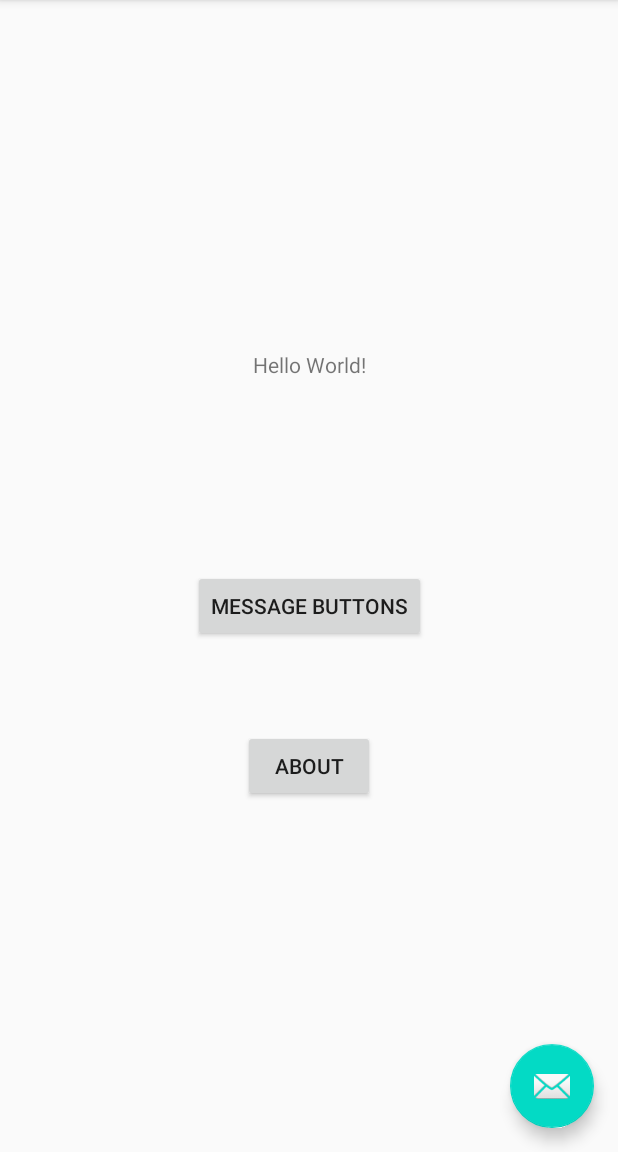
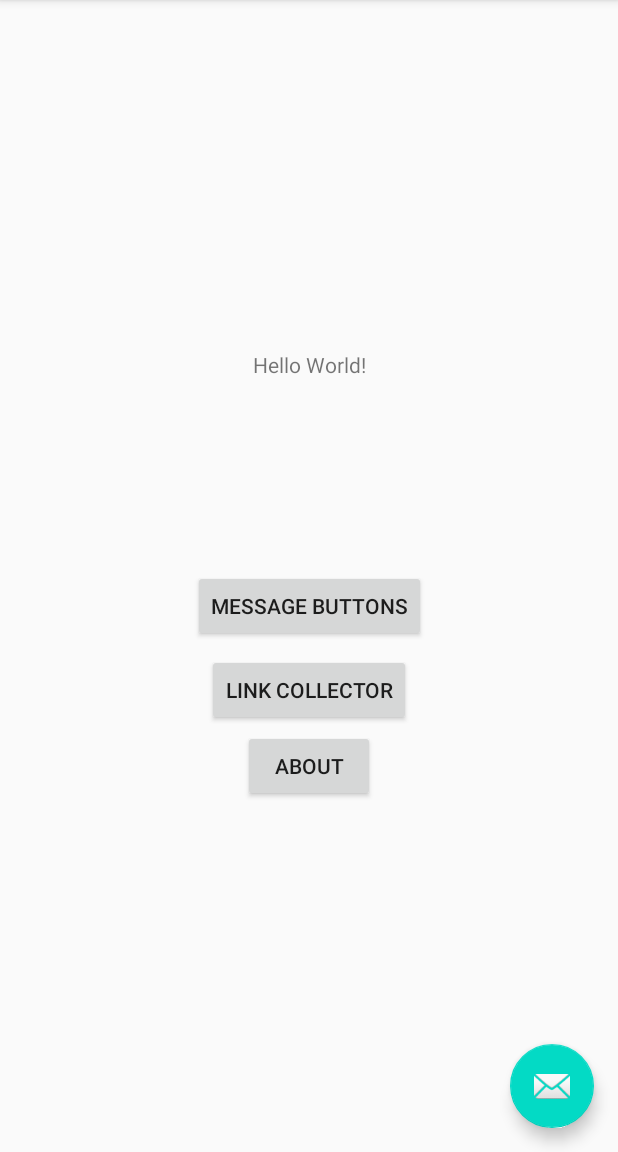
Before and after one commit to ngalinski/mobileapps, an Android app: the screen it shows after launch (MainActivity), on a phone screen of 412 x 824 dp, the part 84-1236 px from its top. Run offline under Robolectric (Android 15) with nearby library versions, the phone set to English and light mode, and no system bars.

Commit message:
started a4

```diff
--- a/A1/app/src/main/java/edu/neu/madcourse/numad20f_nicholasgalinski/FirstFragment.java
+++ b/A1/app/src/main/java/edu/neu/madcourse/numad20f_nicholasgalinski/FirstFragment.java
@@ -37,5 +37,12 @@ public class FirstFragment extends Fragment {
                         .navigate(R.id.action_FirstFragment_to_MessageFragment);
             }
         });
+        view.findViewById(R.id.link_collector).setOnClickListener(new View.OnClickListener() {
+            @Override
+            public void onClick(View view) {
+                NavHostFragment.findNavController(FirstFragment.this)
+                        .navigate(R.id.action_FirstFragment_to_LinkFragment);
+            }
+        });
     }
 }
--- a/A1/app/src/main/res/layout/fragment_first.xml
+++ b/A1/app/src/main/res/layout/fragment_first.xml
@@ -36,4 +36,14 @@
         app:layout_constraintBottom_toBottomOf="parent"
         app:layout_constraintEnd_toEndOf="parent"
         app:layout_constraintStart_toStartOf="parent" />
+
+    <Button
+        android:id="@+id/link_collector"
+        android:layout_width="wrap_content"
+        android:layout_height="wrap_content"
+        android:layout_marginBottom="284dp"
+        android:text="@string/link_collector_label"
+        app:layout_constraintBottom_toBottomOf="parent"
+        app:layout_constraintEnd_toEndOf="parent"
+        app:layout_constraintStart_toStartOf="parent" />
 </androidx.constraintlayout.widget.ConstraintLayout>
--- a/A1/app/src/main/res/navigation/nav_graph.xml
+++ b/A1/app/src/main/res/navigation/nav_graph.xml
@@ -17,6 +17,10 @@
         <action
             android:id="@+id/action_FirstFragment_to_MessageFragment"
             app:destination="@id/ThirdFragment"
+            />
+        <action
+            android:id="@+id/action_FirstFragment_to_LinkFragment"
+            app:destination="@+id/LinkCollectorFragment"
             />
     </fragment>
     <fragment
@@ -38,4 +42,13 @@
             android:id="@+id/action_MessageFragment_to_FirstFragment"
             app:destination="@+id/FirstFragment" />
     </fragment>
+    <fragment
+        android:id="@+id/LinkCollectorFragment"
+        android:name="edu.neu.madcourse.numad20f_nicholasgalinski.LinkCollectorFragment"
+        android:label="@string/link_collector_label"
+        tools:layout="@layout/fragment_link">
+        <action
+            android:id="@+id/action_LinkFragment_to_FirstFragment"
+            app:destination="@+id/FirstFragment" />
+    </fragment>
 </navigation>
--- a/A1/app/src/main/res/values/strings.xml
+++ b/A1/app/src/main/res/values/strings.xml
@@ -5,6 +5,7 @@
     <string name="first_fragment_label">First Fragment</string>
     <string name="second_fragment_label">Second Fragment</string>
     <string name="third_fragment_label">Click Message Fragment</string>
+    <string name="link_collector_label">Link Collector</string>
     <string name="next">About</string>
     <string name="previous">Previous</string>
     <string name="buttons">Message Buttons</string>
```
Also changed, not shown: A1/app/src/main/java/edu/neu/madcourse/numad20f_nicholasgalinski/LinkCollectorFragment.java (added, +13 -0 lines), A1/app/src/main/res/layout/fragment_link.xml (added, +26 -0 lines).
